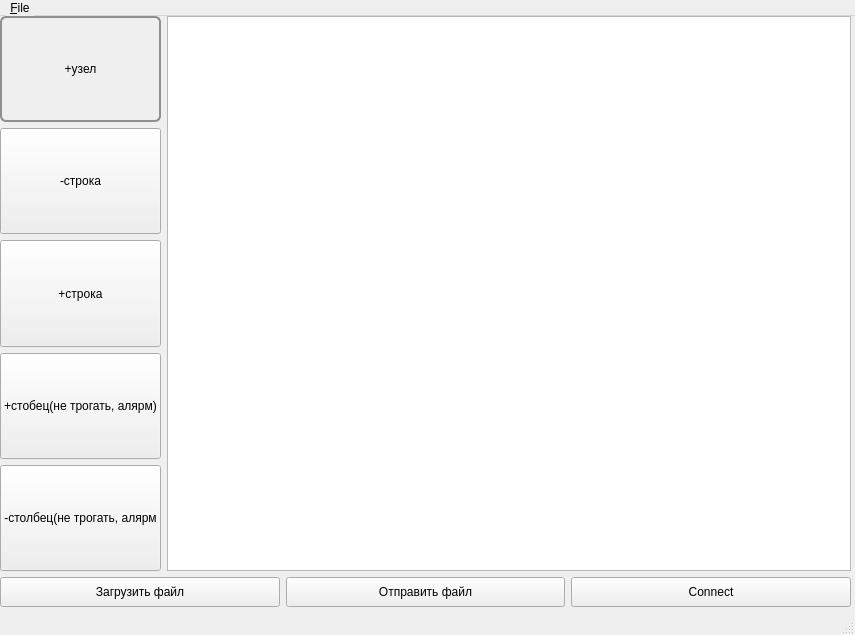
This is mainwindow.ui in Fragers/Big-brother-is-watching-you as Qt 5 draws it before an edit. The edited form follows.
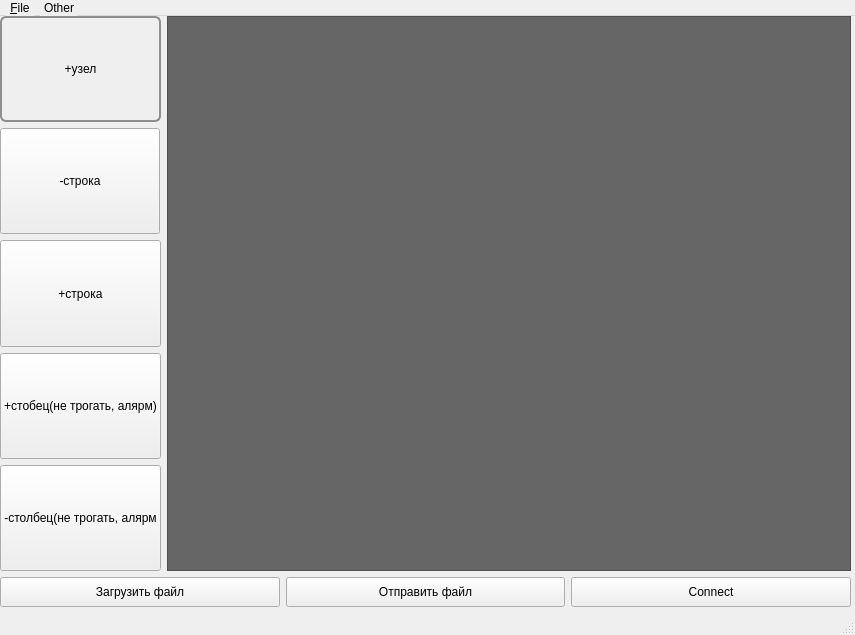
This is the edited form. Icons and pictures are not drawn.

The edit to the form file:
```diff
--- a/mainwindow.ui
+++ b/mainwindow.ui
@@ -84,17 +84,20 @@
          <item>
           <widget class="QPushButton" name="removeRowAction">
            <property name="sizePolicy">
-            <sizepolicy hsizetype="Preferred" vsizetype="Preferred">
+            <sizepolicy hsizetype="Fixed" vsizetype="Preferred">
              <horstretch>0</horstretch>
              <verstretch>0</verstretch>
             </sizepolicy>
            </property>
            <property name="minimumSize">
             <size>
-             <width>140</width>
+             <width>160</width>
              <height>0</height>
             </size>
            </property>
+           <property name="styleSheet">
+            <string notr="true"/>
+           </property>
            <property name="text">
             <string>-строка</string>
            </property>
@@ -155,29 +158,10 @@
           <bool>false</bool>
          </property>
          <property name="styleSheet">
-          <string notr="true">QTreeView {
-    show-decoration-selected: 1;
+          <string notr="true">QTreeView{
+	background: #666666;
+	alternate-background-color: #606060;
 }
-
-
-
-QTreeView::item:hover {
-    background: qlineargradient(x1: 0, y1: 0, x2: 0, y2: 1, stop: 0 #e7effd, stop: 1 #434B4D);
-    border: 1px solid #434B4D;
-}
-
-QTreeView::item:selected {
-    border: 1px solid #434B4D
-}
-
-QTreeView::item:selected:active{
-    background: qlineargradient(x1: 0, y1: 0, x2: 0, y2: 1, stop: 0 #6ea1f1, stop: 1 #434B4D);
-}
-
-QTreeView::item:selected:!active {
-    background: qlineargradient(x1: 0, y1: 0, x2: 0, y2: 1, stop: 0 #6b9be8, stop: 1 #434B4D);
-}
-
 QTreeView::branch:has-siblings:!adjoins-item {
     border-image: url(:/vline.png) 0;
 }
@@ -334,9 +318,31 @@
     </property>
     <addaction name="action_Save"/>
     <addaction name="action_Open"/>
-    <addaction name="actionShow_Chart"/>
+   </widget>
+   <widget class="QMenu" name="menuOther">
+    <property name="styleSheet">
+     <string notr="true">QMenu {
+    background-color: grey; /* sets background of the menu */
+    border: 1px solid black;
+}
+
+QMenu::item {
+    /* sets background of menu item. set this to something non-transparent
+        if you want menu color and menu item color to be different */
+    background-color: transparent;
+}
+
+QMenu::item:selected { /* when user selects item using mouse or keyboard */
+    background-color: #2F4F4F;
+}</string>
+    </property>
+    <property name="title">
+     <string>Other</string>
+    </property>
+    <addaction name="actionShow_chart"/>
    </widget>
    <addaction name="menu_flie"/>
+   <addaction name="menuOther"/>
   </widget>
   <widget class="QStatusBar" name="statusbar"/>
   <action name="action_Save">
```
Left out of the diff: 5 changed lines with no effect on the pictures.
